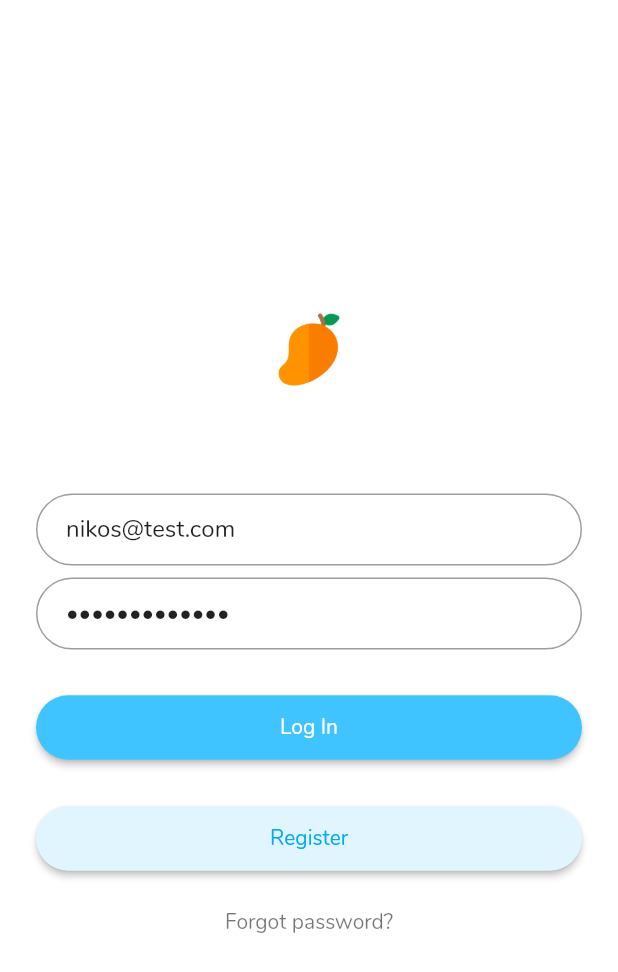
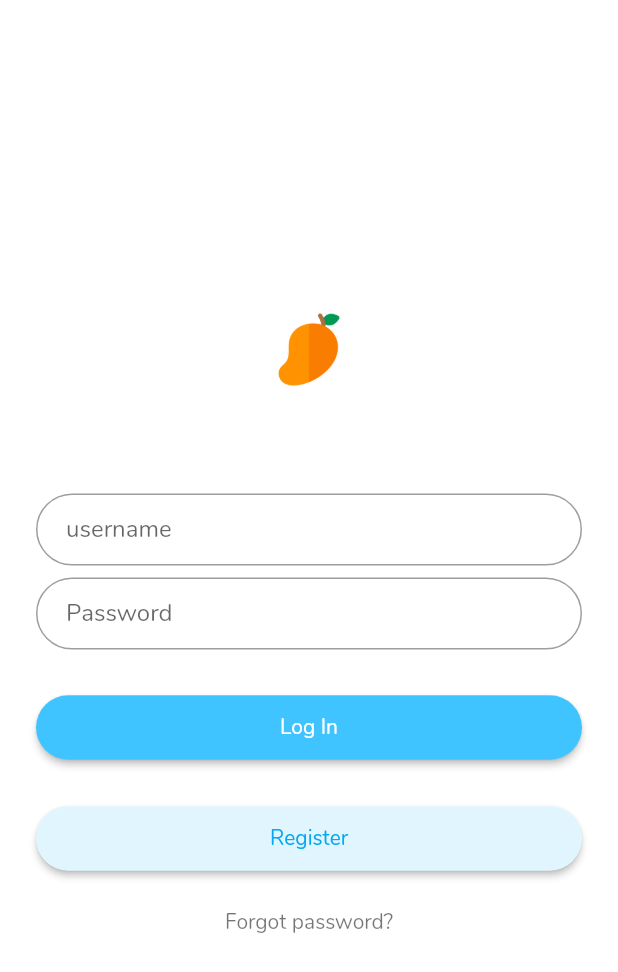
Before and after one commit to nikmons/mango, a Flutter app: the screen it shows after launch, on a phone screen of 412 x 824 dp. Shown: the top 972 px of the screen. Run offline on Flutter 3.47's test engine with Material 2 defaults, Android fonts, the phone set to English and light mode, and no system bars; our stand-ins replace shared_preferences.

Commit message:
Closes #1 - Implement login for external users

```diff
--- a/mango_flutter_app/lib/ui/home_page.dart
+++ b/mango_flutter_app/lib/ui/home_page.dart
@@ -20,7 +20,7 @@ class HomePage extends StatelessWidget {
     final welcome = Padding(
       padding: EdgeInsets.all(8.0),
       child: Text(
-        'Welcome nikos',
+        'Welcome Alucard',
         style: TextStyle(fontSize: 28.0, color: Colors.white),
       ),
     );
--- a/mango_flutter_app/lib/ui/login_page.dart
+++ b/mango_flutter_app/lib/ui/login_page.dart
@@ -1,6 +1,8 @@
 import 'package:flutter/material.dart';
 import 'package:mango_flutter_app/ui/home_page.dart';
 import 'package:mango_flutter_app/ui/register_page.dart';
+
+import 'package:mango_flutter_app/common/apifunctions/reqLoginAPI.dart';
 
 class LoginPage extends StatefulWidget {
   static String tag = 'login-page';
@@ -9,6 +11,10 @@ class LoginPage extends StatefulWidget {
 }
 
 class _LoginPageState extends State<LoginPage> {
+
+  final _usernameController = TextEditingController();
+  final _passwordController = TextEditingController();
+
   @override
   Widget build(BuildContext context) {
     final logo = Hero(
@@ -20,20 +26,19 @@ class _LoginPageState extends State<LoginPage> {
       ),
     );
 
-    final email = TextFormField(
-      keyboardType: TextInputType.emailAddress,
+    final username = TextFormField(
+      controller: _usernameController,
       autofocus: false,
-      initialValue: 'nikos@test.com',
       decoration: InputDecoration(
-        hintText: 'Email',
+        hintText: 'username',
         contentPadding: EdgeInsets.fromLTRB(20.0, 10.0, 20.0, 10.0),
         border: OutlineInputBorder(borderRadius: BorderRadius.circular(32.0)),
       ),
     );
 
     final password = TextFormField(
+      controller: _passwordController,
       autofocus: false,
-      initialValue: 'some password',
       obscureText: true,
       decoration: InputDecoration(
         hintText: 'Password',
@@ -49,7 +54,8 @@ class _LoginPageState extends State<LoginPage> {
           borderRadius: BorderRadius.circular(24),
         ),
         onPressed: () {
-          Navigator.of(context).pushReplacementNamed(HomePage.tag);
+          reqLoginAPI(context, _usernameController.text, _passwordController.text);
+          //Navigator.of(context).pushReplacementNamed(HomePage.tag);
         },
         padding: EdgeInsets.all(12),
         color: Colors.lightBlueAccent,
@@ -64,7 +70,7 @@ class _LoginPageState extends State<LoginPage> {
           borderRadius: BorderRadius.circular(24),
         ),
         onPressed: () {
-          //Navigator.of(context).pushNamed(RegisterPage.tag);
+          Navigator.of(context).pushNamed(RegisterPage.tag);
         },
         padding: EdgeInsets.all(12),
         color: Colors.lightBlue[50],
@@ -89,7 +95,7 @@ class _LoginPageState extends State<LoginPage> {
           children: <Widget>[
             logo,
             SizedBox(height: 48.0),
-            email,
+            username,
             SizedBox(height: 8.0),
             password,
             SizedBox(height: 12.0),
--- a/mango_flutter_app/pubspec.yaml
+++ b/mango_flutter_app/pubspec.yaml
@@ -15,6 +15,8 @@ environment:
 dependencies:
   flutter:
     sdk: flutter
+  shared_preferences: ^0.4.2
+  http: ^0.11.3+17
 
   # The following adds the Cupertino Icons font to your application.
   # Use with the CupertinoIcons class for iOS style icons.
```
Also changed, not shown: mango_flutter_app/lib/common/apifunctions/reqLoginAPI.dart (added, +45 -0 lines), mango_flutter_app/lib/common/functions/saveCurrentLogin.dart (added, +29 -0 lines), mango_flutter_app/lib/common/functions/showDialogSingleButton.dart (added, +22 -0 lines), mango_flutter_app/lib/models/json/loginModel.dart (added, +26 -0 lines), mango_flutter_app/lib/common/apifunctions/reqLogoutAPI.dart (added), mango_flutter_app/lib/common/apifunctions/reqRegisterAPI.dart (added), mango_flutter_app/lib/common/functions/getToken.dart (added), mango_flutter_app/lib/common/functions/saveLogout.dart (added), 1 other file.
